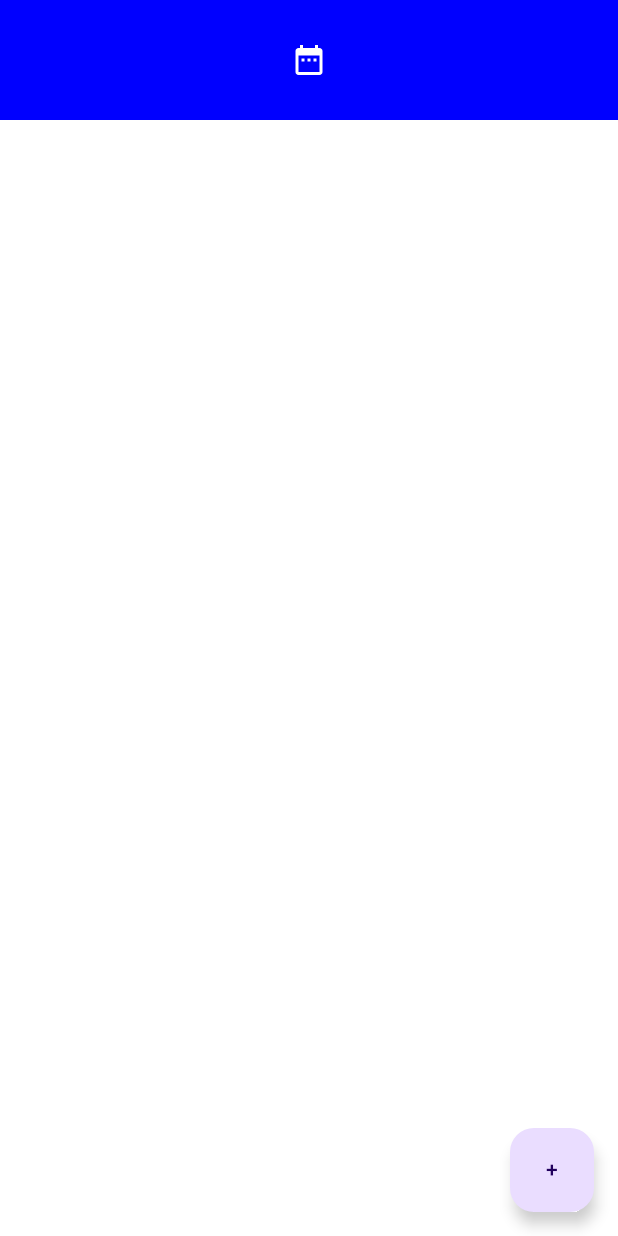
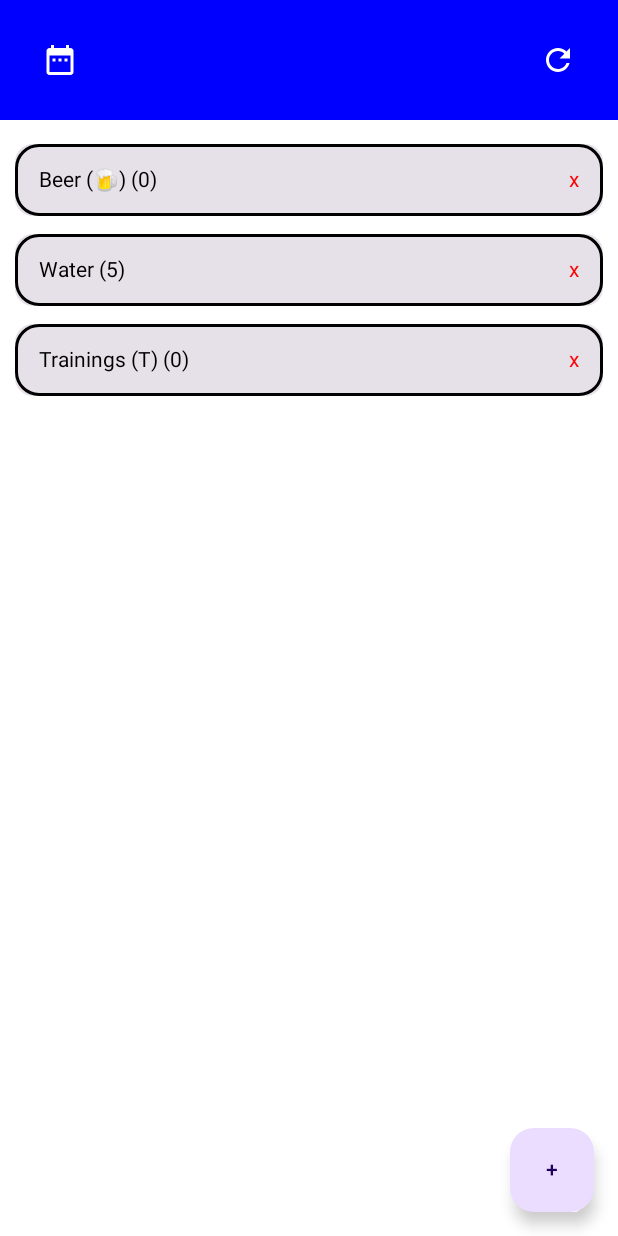
Before and after one commit to pandabyxanda/Milestone-widget, an Android app built with Jetpack Compose: the @Preview function MainContentPreview, on a phone screen of 412 x 824 dp. Run offline under Robolectric (Android 15) with nearby library versions, the phone set to English and light mode, and no system bars.

Commit message:
feat: add refresh button on main page. add better previews for pages

```diff
--- a/app/src/main/java/com/example/milestone_widget/MainActivity.kt
+++ b/app/src/main/java/com/example/milestone_widget/MainActivity.kt
@@ -6,6 +6,7 @@ import android.os.Bundle
 import android.util.Log
 import androidx.activity.ComponentActivity
 import androidx.activity.compose.setContent
+import androidx.compose.foundation.layout.Column
 import androidx.compose.runtime.Composable
 import androidx.compose.runtime.mutableStateListOf
 import androidx.compose.runtime.mutableStateOf
@@ -78,6 +79,9 @@ fun MainScreen(sharedPreferences: SharedPreferences) {
         }
     }
 
+
+
+    Column {
         NavHost(navController = navController, startDestination = "main") {
             composable("main") { MainContent(navController, sharedPreferences, selectedDate, itemList) }
             composable("ItemPageCreate") {
@@ -107,6 +111,7 @@ fun MainScreen(sharedPreferences: SharedPreferences) {
             }
         }
     }
+}
 
 @Preview
 @Composable
--- a/app/src/main/java/com/example/milestone_widget/MainPage.kt
+++ b/app/src/main/java/com/example/milestone_widget/MainPage.kt
@@ -22,6 +22,7 @@ import androidx.compose.material3.TextButton
 import androidx.compose.runtime.Composable
 import androidx.compose.runtime.LaunchedEffect
 import androidx.compose.runtime.MutableState
+import androidx.compose.runtime.mutableStateListOf
 import androidx.compose.runtime.mutableStateOf
 import androidx.compose.runtime.remember
 import androidx.compose.ui.Alignment
@@ -60,10 +61,12 @@ fun MainContent(
             refreshItemList(db, itemList, selectedDate.value)
         }
     }
-
+    val refreshMainPage = {
+        refreshItemList(db, itemList, selectedDate.value)
+    }
     Box(modifier = Modifier.fillMaxSize()) {
         Column {
-            TopBarMain(selectedDate = selectedDate)
+            TopBarMain(selectedDate, onRefresh = refreshMainPage)
             MainList(
                 navController = navController,
                 modifier = Modifier.fillMaxSize(),
@@ -204,6 +207,32 @@ fun MainContentPreview() {
     val selectedDate = remember {
         mutableStateOf(SimpleDateFormat("yyyy-MM-dd", Locale.getDefault()).format(Date()))
     }
+    val itemList = remember { mutableStateListOf<Item>() }
+    val date = SimpleDateFormat("yyyy-MM-dd", Locale.getDefault()).format(Date())
+    val item1 = Item(1,
+        "Beer",
+        "\uD83C\uDF7A",
+        "Sample Description",
+        date,
+        0,
+        1)
+    val item2 = Item(1,
+        "Water",
+        "",
+        "Sample Description",
+        date,
+        5,
+        1)
+    val item3 = Item(1,
+        "Trainings",
+        "T",
+        "Sample Description",
+        date,
+        0,
+        0)
+    itemList.add(item1)
+    itemList.add(item2)
+    itemList.add(item3)
     MainContent(
         navController = navController,
         sharedPreferences = LocalContext.current.getSharedPreferences(
@@ -211,6 +240,6 @@ fun MainContentPreview() {
             Context.MODE_PRIVATE
         ),
         selectedDate = selectedDate,
-        itemList = mutableListOf()
+        itemList = itemList
     )
 }
--- a/app/src/main/java/com/example/milestone_widget/TopBarMain.kt
+++ b/app/src/main/java/com/example/milestone_widget/TopBarMain.kt
@@ -9,6 +9,7 @@ import androidx.compose.foundation.layout.fillMaxWidth
 import androidx.compose.foundation.layout.padding
 import androidx.compose.material.icons.Icons
 import androidx.compose.material.icons.filled.DateRange
+import androidx.compose.material.icons.filled.Refresh
 import androidx.compose.material3.Icon
 import androidx.compose.material3.IconButton
 import androidx.compose.runtime.Composable
@@ -22,7 +23,7 @@ import java.util.Calendar
 
 
 @Composable
-fun TopBarMain(selectedDate: MutableState<String>) {
+fun TopBarMain(selectedDate: MutableState<String>, onRefresh: () -> Unit) {
     val context = LocalContext.current
     val calendar = Calendar.getInstance()
     if (selectedDate.value.isNotEmpty()) {
@@ -37,13 +38,8 @@ fun TopBarMain(selectedDate: MutableState<String>) {
             .background(Color.Blue)
             .padding(16.dp),
         verticalAlignment = Alignment.CenterVertically,
-        horizontalArrangement = Arrangement.Center
+        horizontalArrangement = Arrangement.SpaceBetween
     ) {
-//        IconButton(onClick = { /* Handle menu click */ }) {
-//            Icon(Icons.Filled.Menu, contentDescription = "Menu", tint = Color.White)
-//        }
-//        Text(text = "Main Screen", color = Color.White)
-
         IconButton(onClick = {
             val datePickerDialog = DatePickerDialog(
                 context,
@@ -58,12 +54,12 @@ fun TopBarMain(selectedDate: MutableState<String>) {
             datePickerDialog.show()
         }) {
             Icon(Icons.Filled.DateRange, contentDescription = "Select Date", tint = Color.White)
-//            Spacer(modifier = Modifier.width(8.dp))
-//            Text(text = "Select Date")
         }
 
-//        IconButton(onClick = { /* Handle search click */ }) {
-//            Icon(Icons.Filled.Search, contentDescription = "Search", tint = Color.White)
-//        }
+        IconButton(onClick = {
+            onRefresh()
+        }) {
+            Icon(Icons.Filled.Refresh, contentDescription = "Refresh", tint = Color.White)
+        }
     }
 }
```
Lines whose indentation alone changed are shown as unchanged.
